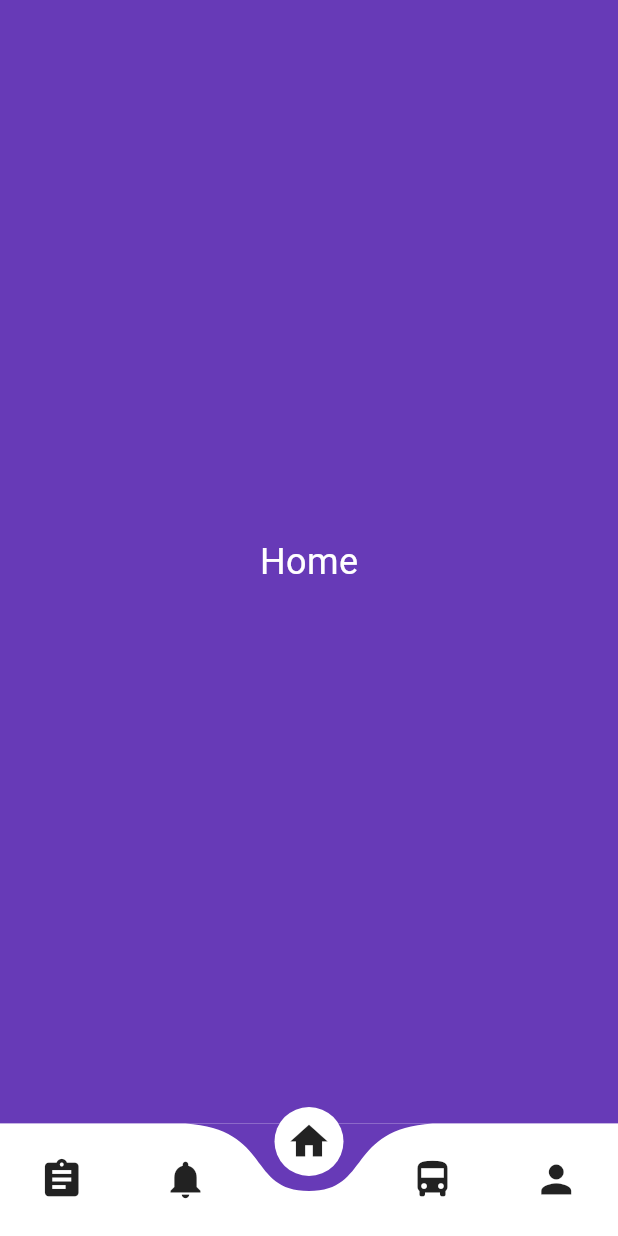
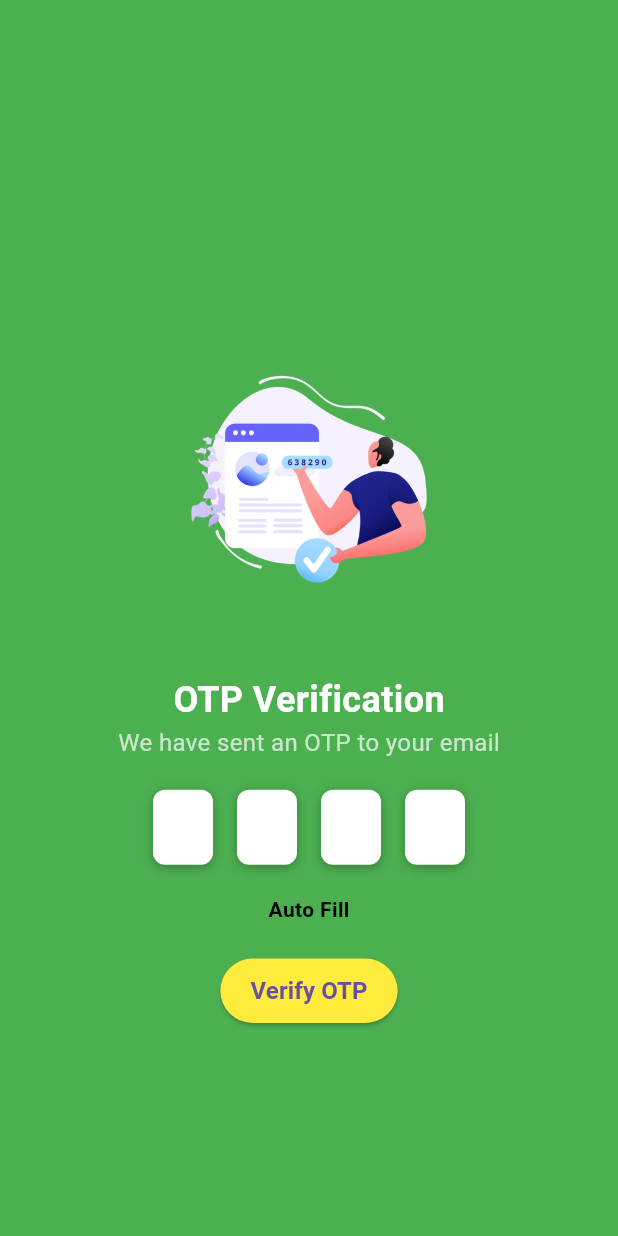
Before and after one commit to prabhas-kenche/school_see_navbar, a Flutter app: the screen it shows after launch, on a phone screen of 412 x 824 dp. Run offline on Flutter 3.47's test engine with Material 3 defaults, Android fonts, the phone set to English and light mode, and no system bars; drawn by our look-alikes of curved_navigation_bar; our stand-ins replace flutter_map, latlong2.

Commit message:
Integrated OTPInputField into OTPVerificationScreen

```diff
--- a/lib/main.dart
+++ b/lib/main.dart
@@ -1,19 +1,21 @@
 // lib/main.dart
 import 'package:flutter/material.dart';
-import 'package:school_see_navbar/homepage.dart'; // Import HomePage correctly
+import 'package:school_see_navbar/screens/otp_verification.dart';
+
 
 void main() {
   runApp(const MyApp());
 }
 
 class MyApp extends StatelessWidget {
-  const MyApp({Key? key}) : super(key: key);
+  const MyApp({super.key});
 
   @override
   Widget build(BuildContext context) {
     return MaterialApp(
       debugShowCheckedModeBanner: false,
-      home: HomePage(), // Use HomePage as the starting point
+      title: 'OTP UI',
+      home: OTPVerificationScreen(),
     );
   }
 }
--- /dev/null
+++ b/lib/screens/otp_verification.dart
@@ -0,0 +1,92 @@
+import 'package:flutter/material.dart';
+import '../widgets/otp_input_field.dart';
+
+class OTPVerificationScreen extends StatefulWidget {
+  @override
+  _OTPVerificationScreenState createState() => _OTPVerificationScreenState();
+}
+
+class _OTPVerificationScreenState extends State<OTPVerificationScreen> {
+  TextEditingController otpController = TextEditingController();
+
+  void verifyOTP(String otp) {
+    print("Entered OTP: $otp"); // Replace with actual verification logic
+  }
+
+  @override
+  Widget build(BuildContext context) {
+    return Scaffold(
+      backgroundColor: Colors.green,
+      body: Column(
+        mainAxisAlignment: MainAxisAlignment.center,
+        children: [
+          const SizedBox(height: 80),
+
+          // OTP Security Image
+          Image.asset(
+            'lib/assets/images/otp-security.png',
+            width: 200,
+            height: 200,
+            fit: BoxFit.contain,
+          ),
+
+          const SizedBox(height: 30),
+
+          // OTP Text
+          const Text(
+            "OTP Verification",
+            style: TextStyle(
+              fontSize: 24,
+              fontWeight: FontWeight.bold,
+              color: Colors.white,
+            ),
+          ),
+          const Text(
+            "We have sent an OTP to your email",
+            style: TextStyle(fontSize: 16, color: Colors.white70),
+          ),
+
+          const SizedBox(height: 20),
+
+          // OTP Input Field with Reduced Size and Spacing
+          OTPInputField(
+            controller: otpController,
+            onCompleted: verifyOTP,
+            boxWidth: 40, // Reduced width of the OTP boxes
+            boxHeight: 50, // Reduced height of the OTP boxes
+            boxSpacing: 16, // Reduced spacing between boxes
+          ),
+
+          const SizedBox(height: 20),
+
+          // "Auto Fill" Text
+          const Text(
+            "Auto Fill",
+            style: TextStyle(
+              fontSize: 14,
+              fontWeight: FontWeight.bold,
+              color: Colors.black, // Changed to bold black
+            ),
+          ),
+
+          const SizedBox(height: 20),
+
+          // Verification Button with Reduced Size
+          ElevatedButton(
+            style: ElevatedButton.styleFrom(
+              backgroundColor: Colors.yellow,
+              padding: const EdgeInsets.symmetric(horizontal: 20, vertical: 10),
+            ),
+            onPressed: () {
+              verifyOTP(otpController.text);
+            },
+            child: const Text(
+              "Verify OTP",
+              style: TextStyle(fontSize: 16, fontWeight: FontWeight.bold),
+            ),
+          ),
+        ],
+      ),
+    );
+  }
+}
--- /dev/null
+++ b/lib/widgets/otp_input_field.dart
@@ -0,0 +1,68 @@
+import 'package:flutter/material.dart';
+
+class OTPInputField extends StatelessWidget {
+  final TextEditingController controller;
+  final void Function(String) onCompleted;
+  final double boxWidth;
+  final double boxHeight;
+  final double boxSpacing;
+
+  OTPInputField({
+    required this.controller,
+    required this.onCompleted,
+    this.boxWidth = 50, // Default width
+    this.boxHeight = 60, // Default height
+    this.boxSpacing = 200, // Default spacing
+  });
+
+  @override
+  Widget build(BuildContext context) {
+    return Row(
+      mainAxisAlignment: MainAxisAlignment.center,
+      children: List.generate(4, (index) {
+        return Container(
+          width: boxWidth,
+          height: boxHeight,
+          margin: EdgeInsets.symmetric(horizontal: boxSpacing / 2),
+          decoration: BoxDecoration(
+            color: Colors.white,
+            borderRadius: BorderRadius.circular(8),
+            boxShadow: [
+              BoxShadow(
+                color: Colors.black26,
+                blurRadius: 5,
+                offset: Offset(0, 2),
+              ),
+            ],
+          ),
+          child: TextField(
+            controller: TextEditingController()
+              ..text = controller.text.length > index
+                  ? controller.text[index]
+                  : '',
+            onChanged: (value) {
+              if (value.length == 1 && index < 5) {
+                FocusScope.of(context).nextFocus();
+              } else if (value.isEmpty && index > 0) {
+                FocusScope.of(context).previousFocus();
+              }
+              controller.text = controller.text.replaceRange(
+                  index, index + 1, value.isNotEmpty ? value : '');
+              if (controller.text.length == 6) {
+                onCompleted(controller.text);
+              }
+            },
+            textAlign: TextAlign.center,
+            style: const TextStyle(fontSize: 18, fontWeight: FontWeight.bold),
+            keyboardType: TextInputType.number,
+            maxLength: 1,
+            decoration: const InputDecoration(
+              counterText: "",
+              border: InputBorder.none,
+            ),
+          ),
+        );
+      }),
+    );
+  }
+}
--- /dev/null
+++ b/lib/widgets/verify_button.dart
@@ -0,0 +1,28 @@
+// lib/widgets/verify_button.dart
+import 'package:flutter/material.dart';
+
+class VerifyButton extends StatelessWidget {
+  @override
+  Widget build(BuildContext context) {
+    return Padding(
+      padding: const EdgeInsets.symmetric(horizontal: 50),
+      child: SizedBox(
+        width: double.infinity,
+        child: ElevatedButton(
+          onPressed: () {},
+          style: ElevatedButton.styleFrom(
+            padding: const EdgeInsets.symmetric(vertical: 15),
+            backgroundColor: Colors.yellow.shade700,
+            shape: RoundedRectangleBorder(
+              borderRadius: BorderRadius.circular(10), // Curved edges
+            ),
+          ),
+          child: const Text(
+            "Verification",
+            style: TextStyle(fontSize: 16, fontWeight: FontWeight.bold, color: Colors.black),
+          ),
+        ),
+      ),
+    );
+  }
+}
--- a/pubspec.yaml
+++ b/pubspec.yaml
@@ -30,16 +30,17 @@ environment:
 dependencies:
   flutter:
     sdk: flutter
+  pin_code_fields: ^8.0.1  # For OTp input fields
   cupertino_icons: ^1.0.0 # Add your specific version
   curved_navigation_bar: ^1.0.3
   flutter_map: ^5.0.0
   latlong2: 0.9.1
 
+
 flutter:
   uses-material-design: true
   assets:
-    - assets/images/map.jpg
-
+    - lib/assets/images/otp-security.png
 
 dev_dependencies:
   flutter_test:
```
Also changed, not shown: lib/assets/images/otp-security.png (added), pubspec.lock.
